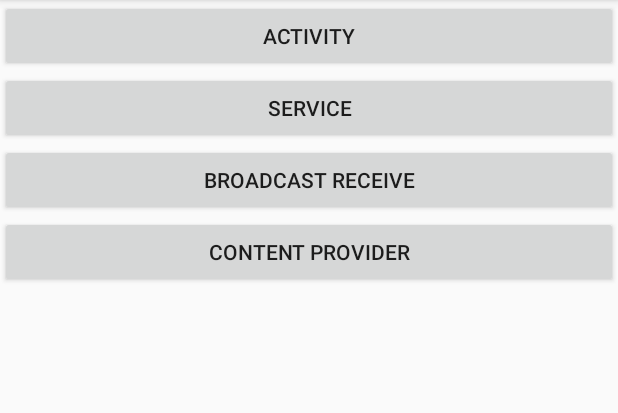
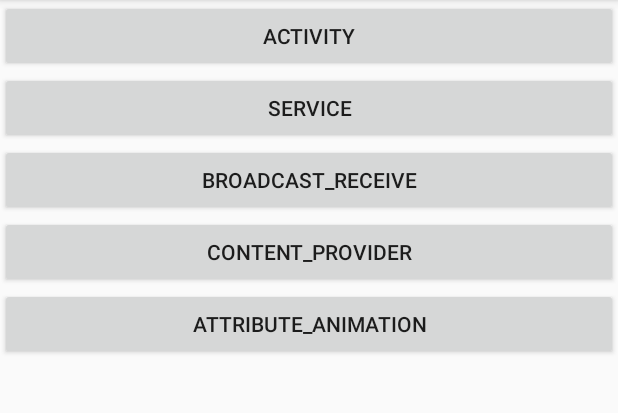
Before and after one commit to Che2n3JigW/AndroidDemo, an Android app: the screen it shows after launch (MainActivity), after a tap on "SERVICE", on a phone screen of 412 x 824 dp, the part 84-497 px from its top. Run offline under Robolectric (Android 15) with nearby library versions, the phone set to English and light mode, and no system bars.

Commit message:
属性动画（改变实际坐标） 旋转需要手动计算点的变化

```diff
--- a/app/src/main/AndroidManifest.xml
+++ b/app/src/main/AndroidManifest.xml
@@ -9,7 +9,9 @@
         android:roundIcon="@mipmap/ic_launcher_round"
         android:supportsRtl="true"
         android:theme="@style/AppTheme">
-        <activity android:name=".components4.activity.ActActivity"></activity>
+        <activity android:name=".animation.RotationActivity"></activity>
+        <activity android:name=".animation.AttributeAnimationActivity" />
+        <activity android:name=".components4.activity.ActActivity" />
         <activity android:name=".MainActivity">
             <intent-filter>
                 <action android:name="android.intent.action.MAIN" />
--- a/app/src/main/java/com/example/basedemo/MainActivity.java
+++ b/app/src/main/java/com/example/basedemo/MainActivity.java
@@ -6,17 +6,22 @@ import androidx.appcompat.app.AppCompatActivity;
 import androidx.recyclerview.widget.LinearLayoutManager;
 import androidx.recyclerview.widget.RecyclerView;
 
+import com.example.basedemo.animation.AttributeAnimationActivity;
+import com.example.basedemo.common.Constant;
 import com.example.basedemo.components4.activity.ActActivity;
 import com.example.basedemo.utils.ActivityUtils;
 
 public class MainActivity extends AppCompatActivity {
 
     private MyListAdapter adapter;
+    private String[] strings;
 
     @Override
     protected void onCreate(Bundle savedInstanceState) {
         super.onCreate(savedInstanceState);
         setContentView(R.layout.activity_main);
+
+        initData();
 
         initView();
 
@@ -24,19 +29,28 @@ public class MainActivity extends AppCompatActivity {
 
     }
 
+    private void initData() {
+        strings = new String[]{
+                Constant.MAIN_ACTIVITY,
+                Constant.MAIN_SERVICE,
+                Constant.MAIN_BROADCAST_RECEIVE,
+                Constant.MAIN_CONTENT_PROVIDER,
+                Constant.MAIN_ATTRIBUTE_ANIMATION
+        };
+    }
+
     private void initListener() {
         adapter.setOnItemClickListener(new MyListAdapter.onItemClickListener() {
             @Override
             public void onClick(int position) {
-                switch (position) {
-                    case 0://
+                switch (strings[position]) {
+                    case Constant.MAIN_ACTIVITY://
                         ActivityUtils.startActivity(ActActivity.class);
                         break;
-                    case 1:
+                    case Constant.MAIN_SERVICE:
                         break;
-                    case 2:
-                        break;
-                    case 3:
+                    case Constant.MAIN_ATTRIBUTE_ANIMATION:
+                        ActivityUtils.startActivity(AttributeAnimationActivity.class);
                         break;
                 }
             }
@@ -47,15 +61,7 @@ public class MainActivity extends AppCompatActivity {
     private void initView() {
         RecyclerView recyclerView = findViewById(R.id.recyclerView);
         recyclerView.setLayoutManager(new LinearLayoutManager(this));
-        String[] strings = new String[]{
-                "Activity",
-                "Service",
-                "Broadcast Receive",
-                "Content Provider"
-        };
-
         adapter = new MyListAdapter(strings);
-
         recyclerView.setAdapter(adapter);
     }
 }
--- a/app/src/main/java/com/example/basedemo/components4/activity/ActActivity.java
+++ b/app/src/main/java/com/example/basedemo/components4/activity/ActActivity.java
@@ -69,11 +69,6 @@ public class ActActivity extends AppCompatActivity {
         runOnUiThread(new Runnable() {
             @Override
             public void run() {
-                try {
-                    Thread.sleep(500);
-                } catch (InterruptedException e) {
-                    e.printStackTrace();
-                }
                 textView.setText(string.toString());
             }
         });
--- /dev/null
+++ b/app/src/main/res/values/dimens.xml
@@ -0,0 +1,4 @@
+<?xml version="1.0" encoding="utf-8"?>
+<resources>
+    <dimen name="dp_16">16dp</dimen>
+</resources>
--- a/app/src/main/res/values/strings.xml
+++ b/app/src/main/res/values/strings.xml
@@ -1,3 +1,4 @@
 <resources>
     <string name="app_name">BaseDemo</string>
+    <string name="string_test">test</string>
 </resources>
```
Also changed, not shown: app/src/main/java/com/example/basedemo/animation/AttributeAnimationActivity.java (added, +63 -0 lines), app/src/main/java/com/example/basedemo/animation/RotationActivity.java (added, +146 -0 lines), app/src/main/java/com/example/basedemo/common/Constant.java (added, +13 -0 lines), app/src/main/res/layout/activity_attribute_animation.xml (added, +19 -0 lines), app/src/main/res/layout/activity_rotation.xml (added, +13 -0 lines).
